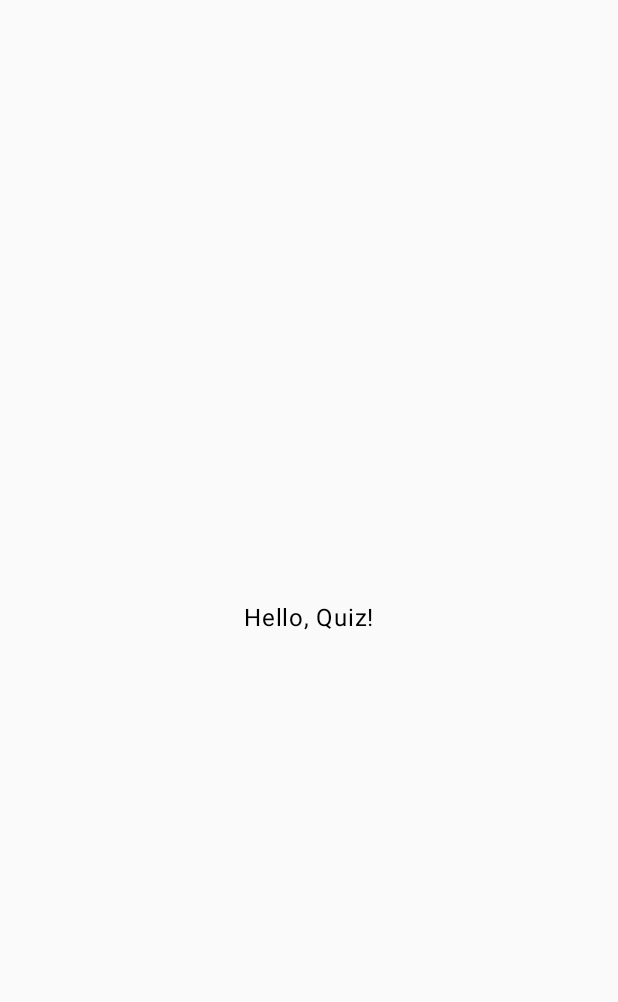
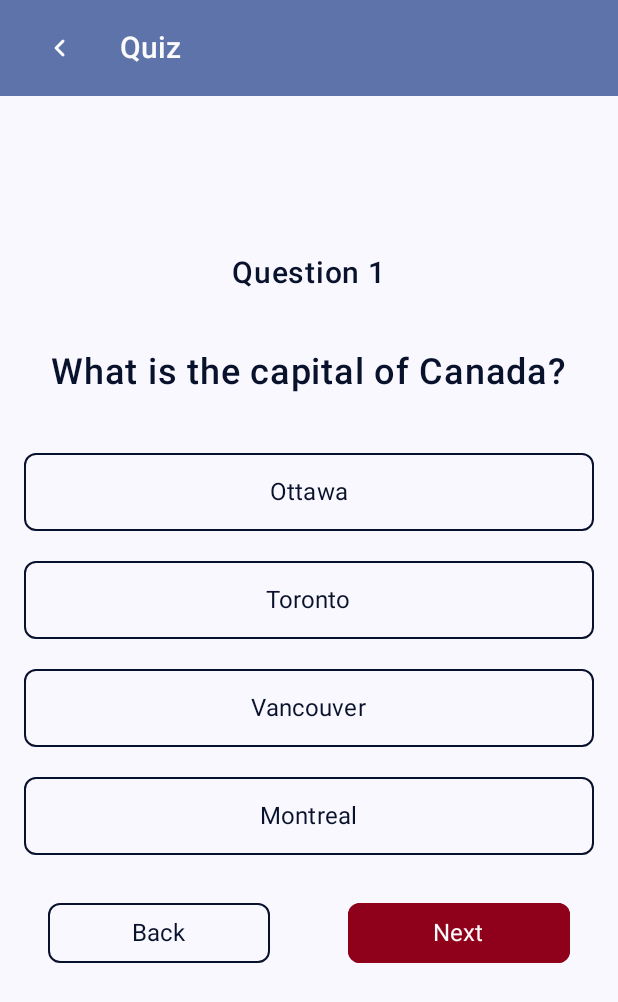
Before and after one commit to ngnngthang/kotlin-quiz-game, an Android app built with Jetpack Compose: the QuizScreen screen opened through its navigation route, on a phone screen of 412 x 824 dp. Before the commit the part shown is almost empty. Shown: the top 1002 px of the screen. Run offline under Robolectric (Android 15) with nearby library versions, the phone set to English and light mode, and no system bars.

Commit message:
Feat: Update UI

```diff
--- a/app/src/main/java/com/example/quiz/MainActivity.kt
+++ b/app/src/main/java/com/example/quiz/MainActivity.kt
@@ -4,29 +4,6 @@ import android.os.Bundle
 import androidx.activity.ComponentActivity
 import androidx.activity.compose.setContent
 import androidx.activity.enableEdgeToEdge
-import androidx.compose.foundation.Image
-import androidx.compose.foundation.layout.Arrangement
-import androidx.compose.foundation.layout.Box
-import androidx.compose.foundation.layout.Column
-import androidx.compose.foundation.layout.PaddingValues
-import androidx.compose.foundation.layout.fillMaxSize
-import androidx.compose.foundation.layout.fillMaxWidth
-import androidx.compose.foundation.layout.padding
-import androidx.compose.material3.Button
-import androidx.compose.material3.ButtonColors
-import androidx.compose.material3.MaterialTheme
-import androidx.compose.material3.Text
-import androidx.compose.runtime.Composable
-import androidx.compose.ui.Alignment
-import androidx.compose.ui.Modifier
-import androidx.compose.ui.draw.alpha
-import androidx.compose.ui.graphics.Color
-import androidx.compose.ui.layout.ContentScale
-import androidx.compose.ui.res.painterResource
-import androidx.compose.ui.text.font.FontWeight
-import androidx.compose.ui.tooling.preview.Preview
-import androidx.compose.ui.unit.dp
-import androidx.compose.ui.unit.sp
 import androidx.navigation.NavHostController
 import androidx.navigation.compose.rememberNavController
 import com.example.quiz.navigation.AppNavHost
@@ -48,76 +25,3 @@ class MainActivity : ComponentActivity() {
         }
     }
 }
-
-@Composable
-fun Greeting(modifier: Modifier = Modifier, navController: NavHostController) {
-    Box(
-        modifier = Modifier.fillMaxSize(),
-    ) {
-        Image(
-            painter = painterResource(id = R.drawable.z6297460532784_de7a505f016cf5432344a38d2e2ce31d),
-            contentDescription = "App background",
-            modifier = Modifier
-                .fillMaxSize()
-                .alpha(0.6f),
-            contentScale = ContentScale.Crop,
-        )
-        Column(
-            modifier = Modifier
-                .fillMaxSize(),
-            Arrangement.Center,
-            Alignment.CenterHorizontally
-        ) {
-            Image(
-                painter = painterResource(id = R.drawable.logo),
-                contentDescription = "Android Logo",
-                modifier = Modifier.padding(16.dp)
-            )
-            Text(
-                text = "Welcome to Hack's Game",
-                color = Color.Black,
-                fontSize = 32.sp,
-                fontWeight = FontWeight(600),
-                modifier = modifier
-            )
-            Button(
-                modifier = Modifier
-                    .padding(16.dp)
-                    .fillMaxWidth(),
-                colors = ButtonColors(
-                    containerColor = Color(0xFF8F001A),
-                    contentColor = Color.White,
-                    disabledContentColor = Color.Gray,
-                    disabledContainerColor = Color.Gray
-                ),
-                contentPadding = PaddingValues(16.dp),
-                shape = MaterialTheme.shapes.medium,
-                onClick = { navController.navigate("quiz") },
-            ) {
-                Text(
-                    text = "Next".uppercase(), fontSize = 20.sp, fontWeight = FontWeight(600),
-
-                    )
-            }
-        }
-    }
-}
-
-@Preview(showBackground = true)
-@Composable
-fun GreetingPreview() {
-    QuizTheme {
-        Greeting(navController = rememberNavController())
-    }
-}
-
-@Composable
-fun Quiz(navController: NavHostController) {
-    Column(
-        modifier = Modifier.fillMaxSize(),
-        verticalArrangement = Arrangement.Center,
-        horizontalAlignment = Alignment.CenterHorizontally
-    ) {
-        Text(text = "Hello, Quiz!")
-    }
-}
--- /dev/null
+++ b/app/src/main/java/com/example/quiz/features/QuizScreen.kt
@@ -0,0 +1,167 @@
+package com.example.quiz.features
+
+import androidx.compose.foundation.BorderStroke
+import androidx.compose.foundation.layout.Arrangement
+import androidx.compose.foundation.layout.Column
+import androidx.compose.foundation.layout.PaddingValues
+import androidx.compose.foundation.layout.Row
+import androidx.compose.foundation.layout.Spacer
+import androidx.compose.foundation.layout.fillMaxSize
+import androidx.compose.foundation.layout.fillMaxWidth
+import androidx.compose.foundation.layout.padding
+import androidx.compose.foundation.shape.RoundedCornerShape
+import androidx.compose.material.icons.Icons
+import androidx.compose.material.icons.automirrored.rounded.KeyboardArrowLeft
+import androidx.compose.material3.Button
+import androidx.compose.material3.ButtonDefaults
+import androidx.compose.material3.ExperimentalMaterial3Api
+import androidx.compose.material3.Icon
+import androidx.compose.material3.MaterialTheme
+import androidx.compose.material3.Scaffold
+import androidx.compose.material3.Text
+import androidx.compose.material3.TopAppBar
+import androidx.compose.material3.TopAppBarDefaults
+import androidx.compose.runtime.Composable
+import androidx.compose.runtime.mutableStateOf
+import androidx.compose.runtime.remember
+import androidx.compose.ui.Alignment
+import androidx.compose.ui.Modifier
+import androidx.compose.ui.graphics.Color
+import androidx.compose.ui.text.font.FontWeight
+import androidx.compose.ui.unit.dp
+import androidx.compose.ui.unit.sp
+import androidx.navigation.NavHostController
+import com.example.quiz.ui.theme.DarkText
+import com.example.quiz.ui.theme.LightText
+import com.example.quiz.ui.theme.Primary
+import com.example.quiz.ui.theme.Purple80
+
+@OptIn(ExperimentalMaterial3Api::class)
+@Composable
+fun QuizScreen(navController: NavHostController) {
+
+
+    val selectedAnswer = remember { mutableStateOf<String?>(null) }
+    val answers = listOf("Ottawa", "Toronto", "Vancouver", "Montreal")
+
+    fun onSelectAnswer(answer: String) {
+        println("Selecting answer: $answer")
+        selectedAnswer.value = answer
+        println("Selected answer: ${selectedAnswer.value}")
+    }
+
+    Scaffold(
+        modifier = Modifier
+            .fillMaxWidth(), topBar = {
+            TopAppBar(
+                colors = TopAppBarDefaults.topAppBarColors(
+                    containerColor = MaterialTheme.colorScheme.primaryContainer,
+                    titleContentColor = LightText,
+                ),
+                title = {
+                    Text("Quiz", fontSize = 20.sp, fontWeight = FontWeight(600))
+                },
+                navigationIcon = {
+                    Button(
+                        onClick = { navController.popBackStack() },
+                        colors = ButtonDefaults.buttonColors(
+                            contentColor = LightText,
+                            containerColor = Color.Transparent
+                        )
+                    ) {
+                        Icon(
+                            Icons.AutoMirrored.Rounded.KeyboardArrowLeft,
+                            contentDescription = "Back",
+                        )
+                    }
+                },
+
+                )
+        }
+    ) { innerPadding ->
+        Column {
+            Column(
+                modifier = Modifier
+                    .fillMaxSize()
+                    .padding(
+                        vertical = innerPadding.calculateTopPadding() + 10.dp,
+                        horizontal = 16.dp
+                    ),
+                horizontalAlignment = Alignment.CenterHorizontally,
+                verticalArrangement = Arrangement.Center,
+            ) {
+                Text(
+                    "Question 1",
+                    fontSize = 20.sp, fontWeight = FontWeight(500), color = DarkText
+                )
+                Spacer(modifier = Modifier.padding(20.dp))
+                Text(
+                    "What is the capital of Canada?",
+                    fontSize = 24.sp, fontWeight = FontWeight(500), color = DarkText
+                )
+                Spacer(modifier = Modifier.padding(20.dp))
+                answers.forEach { answer ->
+                    AnswerButton(
+                        answer = answer,
+                        isSelected = selectedAnswer.value == answer,
+                        onClick = { onSelectAnswer(answer) }
+                    )
+                    Spacer(modifier = Modifier.padding(10.dp))
+                }
+                Row(
+                    modifier = Modifier.fillMaxWidth(),
+                    verticalAlignment = Alignment.CenterVertically,
+                ) {
+                    Button(
+                        modifier = Modifier
+                            .padding(horizontal = 16.dp, vertical = 8.dp)
+                            .weight(1f),
+                        shape = RoundedCornerShape(8.dp),
+                        colors = ButtonDefaults.buttonColors(
+                            containerColor = Color.Transparent,
+                            contentColor = DarkText
+                        ),
+                        border = BorderStroke(width = 1.dp, color = DarkText),
+                        onClick = {}
+                    ) {
+                        Text("Back", fontSize = 16.sp, fontWeight = FontWeight(400))
+                    }
+                    Spacer(modifier = Modifier.padding(10.dp))
+                    Button(
+                        modifier = Modifier
+                            .padding(horizontal = 16.dp, vertical = 8.dp)
+                            .weight(1f),
+                        shape = RoundedCornerShape(8.dp),
+                        colors = ButtonDefaults.buttonColors(
+                            containerColor = Primary,
+                            contentColor = LightText
+                        ),
+                        border = BorderStroke(width = 1.dp, color = Primary),
+                        onClick = {}
+                    ) {
+                        Text("Next", fontSize = 16.sp, fontWeight = FontWeight(400))
+                    }
+                }
+            }
+
+        }
+    }
+}
+
+@Composable
+fun AnswerButton(answer: String, isSelected: Boolean, onClick: () -> Unit) {
+    Button(
+        onClick = onClick,
+        modifier = Modifier
+            .fillMaxWidth(),
+        contentPadding = PaddingValues(16.dp),
+        shape = RoundedCornerShape(8.dp),
+        border = BorderStroke(width = 1.dp, color = if (isSelected) Purple80 else DarkText),
+        colors = ButtonDefaults.buttonColors(
+            containerColor = if (isSelected) Purple80 else Color.Transparent,
+            contentColor = DarkText
+        )
+    ) {
+        Text(answer, fontSize = 16.sp, fontWeight = FontWeight(400))
+    }
+}
--- /dev/null
+++ b/app/src/main/java/com/example/quiz/features/WelcomeScreen.kt
@@ -0,0 +1,82 @@
+package com.example.quiz.features
+
+import androidx.compose.foundation.Image
+import androidx.compose.foundation.layout.Arrangement
+import androidx.compose.foundation.layout.Box
+import androidx.compose.foundation.layout.Column
+import androidx.compose.foundation.layout.PaddingValues
+import androidx.compose.foundation.layout.fillMaxSize
+import androidx.compose.foundation.layout.fillMaxWidth
+import androidx.compose.foundation.layout.padding
+import androidx.compose.material3.Button
+import androidx.compose.material3.ButtonColors
+import androidx.compose.material3.MaterialTheme
+import androidx.compose.material3.Text
+import androidx.compose.runtime.Composable
+import androidx.compose.ui.Alignment
+import androidx.compose.ui.Modifier
+import androidx.compose.ui.draw.alpha
+import androidx.compose.ui.graphics.Color
+import androidx.compose.ui.layout.ContentScale
+import androidx.compose.ui.res.painterResource
+import androidx.compose.ui.text.font.FontWeight
+import androidx.compose.ui.unit.dp
+import androidx.compose.ui.unit.sp
+import androidx.navigation.NavHostController
+import com.example.quiz.R
+import com.example.quiz.ui.theme.DarkText
+import com.example.quiz.ui.theme.LightText
+import com.example.quiz.ui.theme.Primary
+
+@Composable
+fun WelcomeScreen(navController: NavHostController) {
+    Box(
+        modifier = Modifier.fillMaxSize(),
+    ) {
+        Image(
+            painter = painterResource(id = R.drawable.z6297460532784_de7a505f016cf5432344a38d2e2ce31d),
+            contentDescription = "App background",
+            modifier = Modifier
+                .fillMaxSize()
+                .alpha(0.6f),
+            contentScale = ContentScale.Crop,
+        )
+        Column(
+            modifier = Modifier
+                .fillMaxSize(),
+            Arrangement.Center,
+            Alignment.CenterHorizontally
+        ) {
+            Image(
+                painter = painterResource(id = R.drawable.logo),
+                contentDescription = "Android Logo",
+                modifier = Modifier.padding(16.dp)
+            )
+            Text(
+                text = "Welcome to Hack's Game",
+                color = DarkText,
+                fontSize = 32.sp,
+                fontWeight = FontWeight(600),
+                modifier = Modifier.padding(16.dp)
+            )
+            Button(
+                modifier = Modifier
+                    .padding(16.dp)
+                    .fillMaxWidth(),
+                colors = ButtonColors(
+                    containerColor = Primary,
+                    contentColor = LightText,
+                    disabledContentColor = Color.Gray,
+                    disabledContainerColor = Color.Gray
+                ),
+                contentPadding = PaddingValues(16.dp),
+                shape = MaterialTheme.shapes.medium,
+                onClick = { navController.navigate("main") },
+            ) {
+                Text(
+                    text = "OK", fontSize = 18.sp, fontWeight = FontWeight(600)
+                )
+            }
+        }
+    }
+}
--- a/app/src/main/java/com/example/quiz/navigation/AppNavHost.kt
+++ b/app/src/main/java/com/example/quiz/navigation/AppNavHost.kt
@@ -4,8 +4,10 @@ import androidx.compose.runtime.Composable
 import androidx.navigation.NavHostController
 import androidx.navigation.compose.NavHost
 import androidx.navigation.compose.composable
-import com.example.quiz.Greeting
-import com.example.quiz.Quiz
+import com.example.quiz.features.MainScreen
+import com.example.quiz.features.QuizScreen
+import com.example.quiz.features.ScoreScreen
+import com.example.quiz.features.WelcomeScreen
 
 @Composable
 fun AppNavHost(navController: NavHostController) {
@@ -14,10 +16,16 @@ fun AppNavHost(navController: NavHostController) {
         startDestination = "greeting"
     ) {
         composable("greeting") {
-            Greeting(navController = navController)
+            WelcomeScreen(navController = navController)
+        }
+        composable("main") {
+            MainScreen(navController = navController)
         }
         composable("quiz") {
-            Quiz(navController = navController)
+            QuizScreen(navController = navController)
+        }
+        composable("score") {
+            ScoreScreen(navController = navController)
         }
     }
 }
--- a/app/src/main/java/com/example/quiz/ui/theme/Color.kt
+++ b/app/src/main/java/com/example/quiz/ui/theme/Color.kt
@@ -9,3 +9,7 @@ val Pink80 = Color(0xFFEFB8C8)
 val Purple40 = Color(0xFF6650a4)
 val PurpleGrey40 = Color(0xFF625b71)
 val Pink40 = Color(0xFF7D5260)
+
+val Primary = Color(0xFF8F001A)
+val DarkText = Color(0xFF09122C)
+val LightText = Color(0xFFFBFBFB)
```
Also changed, not shown: app/src/main/java/com/example/quiz/features/MainScreen.kt (added, +110 -0 lines), app/src/main/java/com/example/quiz/features/ScoreScreen.kt (added, +66 -0 lines).
